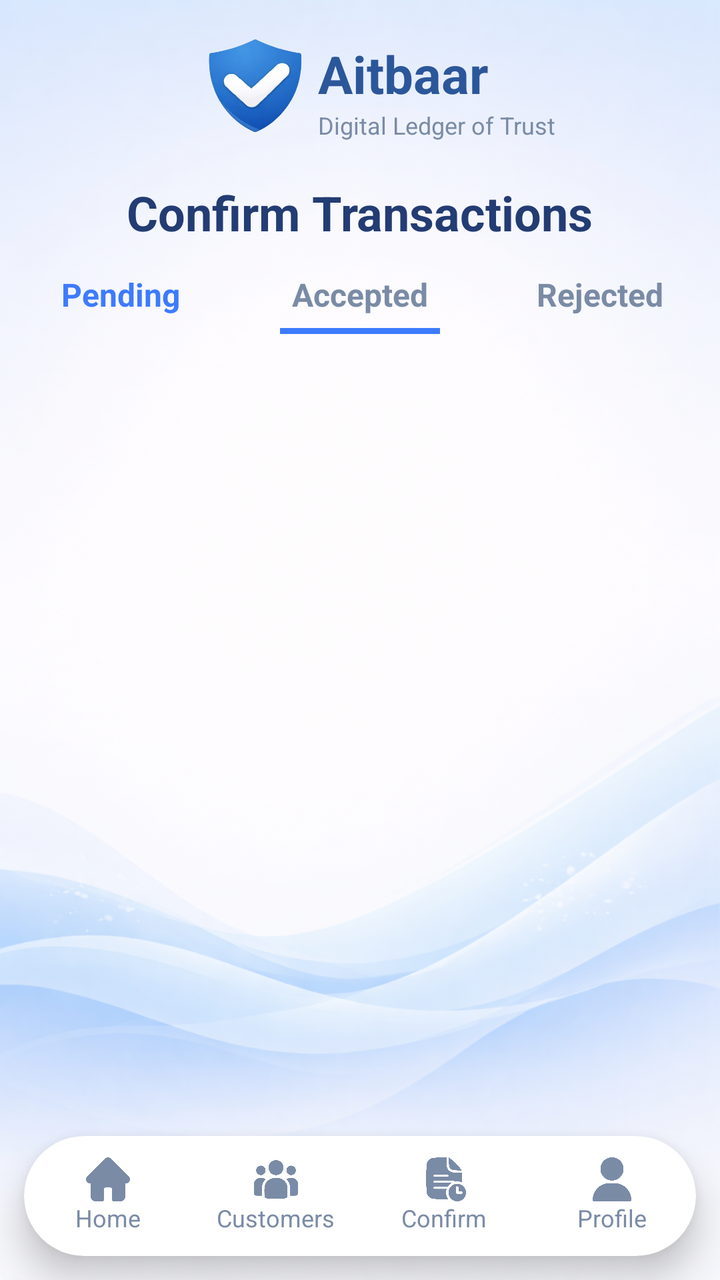
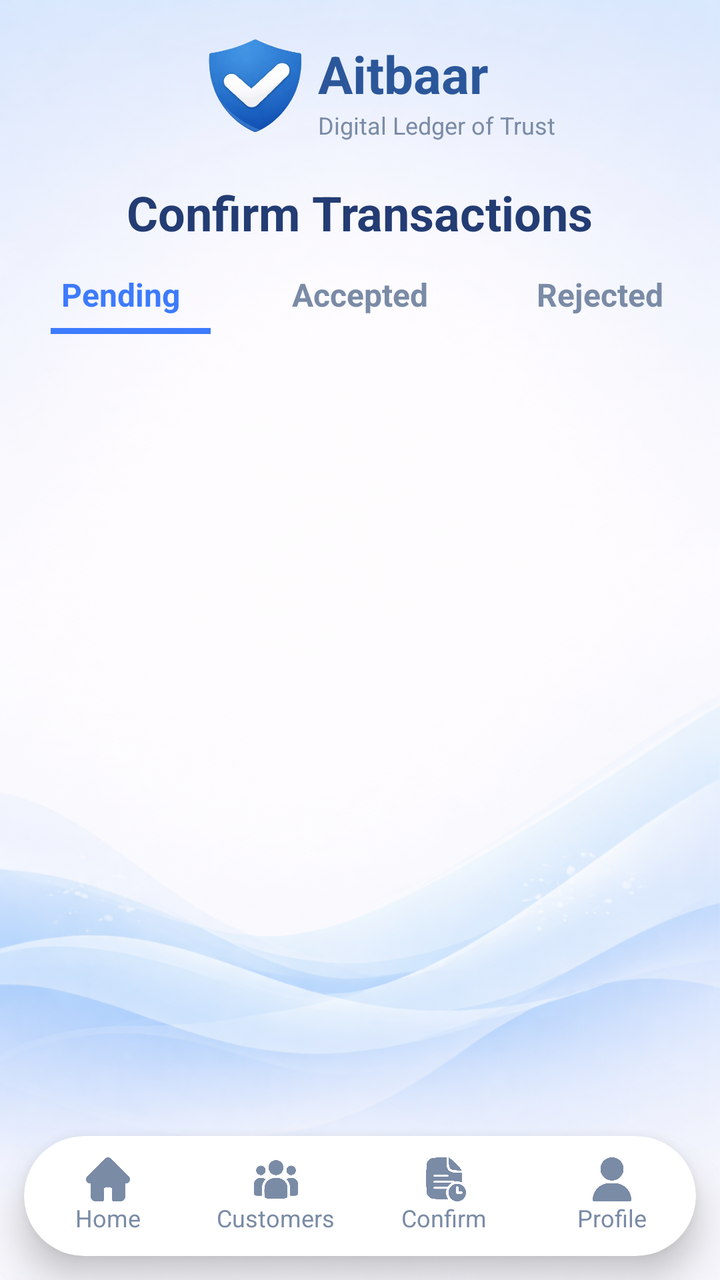

The first picture is an Android layout as it rendered before a commit; the second is the same layout after the commit. The layout source and the unified diff follow.
<!-- AndroidManifest.xml: application theme Theme.Aitbaar -->
<!-- res/layout/fragment_confirm.xml -->
<?xml version="1.0" encoding="utf-8"?>
<FrameLayout xmlns:android="http://schemas.android.com/apk/res/android"
    xmlns:app="http://schemas.android.com/apk/res-auto"
    xmlns:tools="http://schemas.android.com/tools"
    android:layout_width="match_parent"
    android:layout_height="match_parent"
    android:background="@drawable/aitbaar_background"
    tools:context=".ui.vendor.confirm.ConfirmFragment">


    <androidx.constraintlayout.widget.ConstraintLayout
        android:layout_width="match_parent"
        android:layout_height="match_parent">

        

        <LinearLayout
            android:id="@+id/topHeader"
            android:layout_width="wrap_content"
            android:layout_height="wrap_content"
            android:gravity="center"
            android:orientation="horizontal"
            app:layout_constraintEnd_toEndOf="parent"
            app:layout_constraintStart_toStartOf="parent"
            app:layout_constraintTop_toTopOf="parent">

            <ImageView
                android:layout_width="90dp"
                android:layout_height="90dp"
                android:src="@drawable/shield_aitbaar" />

            <LinearLayout
                android:layout_width="wrap_content"
                android:layout_height="wrap_content"
                android:layout_marginStart="-14dp"
                android:orientation="vertical">

                <TextView
                    android:layout_width="wrap_content"
                    android:layout_height="wrap_content"
                    android:text="Aitbaar"
                    android:textColor="#2B579A"
                    android:textSize="26sp"
                    android:textStyle="bold" />

                <TextView
                    android:layout_width="wrap_content"
                    android:layout_height="wrap_content"
                    android:text="Digital Ledger of Trust"
                    android:textColor="#7A8BA6"
                    android:textSize="12sp" />
            </LinearLayout>
        </LinearLayout>


        

        <TextView
            android:id="@+id/tvTitle"
            android:layout_width="wrap_content"
            android:layout_height="wrap_content"
            android:text="Confirm Transactions"
            android:textColor="#233C73"
            android:textSize="24sp"
            android:textStyle="bold"
            app:layout_constraintEnd_toEndOf="parent"
            app:layout_constraintStart_toStartOf="parent"
            app:layout_constraintTop_toBottomOf="@id/topHeader" />


        

        <LinearLayout
            android:id="@+id/tabContainer"
            android:layout_width="0dp"
            android:layout_height="wrap_content"
            android:layout_marginTop="14dp"
            android:gravity="center"
            android:orientation="horizontal"
            app:layout_constraintEnd_toEndOf="parent"
            app:layout_constraintStart_toStartOf="parent"
            app:layout_constraintTop_toBottomOf="@id/tvTitle">

            <TextView
                android:id="@+id/tabPending"
                android:layout_width="0dp"
                android:layout_height="wrap_content"
                android:layout_weight="1"
                android:gravity="center"
                android:text="Pending"
                android:textColor="#3D7BFF"
                android:textSize="16sp"
                android:textStyle="bold" />

            <TextView
                android:id="@+id/tabAccepted"
                android:layout_width="0dp"
                android:layout_height="wrap_content"
                android:layout_weight="1"
                android:gravity="center"
                android:text="Accepted"
                android:textStyle="bold"
                android:textColor="#7A8BA6"
                android:textSize="16sp" />

            <TextView
                android:id="@+id/tabRejected"
                android:layout_width="0dp"
                android:layout_height="wrap_content"
                android:layout_weight="1"
                android:gravity="center"
                android:text="Rejected"
                android:textStyle="bold"
                android:textColor="#7A8BA6"
                android:textSize="16sp" />
        </LinearLayout>

        
        <View
            android:id="@+id/tabIndicator"
            android:layout_width="80dp"
            android:layout_height="3dp"
            android:layout_marginTop="6dp"
            android:background="#3D7BFF"
            app:layout_constraintEnd_toEndOf="parent"
            app:layout_constraintStart_toStartOf="parent"
            app:layout_constraintTop_toBottomOf="@id/tabContainer" />


        

        <androidx.recyclerview.widget.RecyclerView
            android:id="@+id/rvConfirmTransactions"
            android:layout_width="0dp"
            android:layout_height="0dp"
            android:clipToPadding="false"
            android:paddingHorizontal="12dp"
            app:layout_constraintBottom_toTopOf="@id/vendorBottomNav"
            app:layout_constraintEnd_toEndOf="parent"
            app:layout_constraintStart_toStartOf="parent"
            app:layout_constraintTop_toBottomOf="@id/tabIndicator" />


        
        <androidx.cardview.widget.CardView
            android:id="@+id/vendorBottomNav"
            android:layout_width="match_parent"
            android:layout_height="60dp"
            android:layout_gravity="bottom"
            android:layout_margin="12dp"
            app:cardBackgroundColor="#FFFFFF"
            app:cardCornerRadius="30dp"
            app:cardElevation="10dp"
            app:layout_constraintBottom_toBottomOf="parent"
            app:layout_constraintEnd_toEndOf="parent"
            app:layout_constraintStart_toStartOf="parent">

            <LinearLayout
                android:layout_width="match_parent"
                android:layout_height="match_parent"
                android:gravity="center"
                android:orientation="horizontal"
                android:weightSum="4">

                
                <LinearLayout
                    android:id="@+id/tabHome"
                    android:layout_width="0dp"
                    android:layout_height="match_parent"
                    android:layout_weight="1"
                    android:gravity="center"
                    android:orientation="vertical">

                    <ImageView
                        android:layout_width="22dp"
                        android:layout_height="22dp"
                        android:src="@drawable/home"
                        app:tint="#7A8BA6" />

                    <TextView
                        android:layout_width="wrap_content"
                        android:layout_height="wrap_content"
                        android:text="Home"
                        android:textColor="#7A8BA6"
                        android:textSize="12sp" />
                </LinearLayout>

                
                <LinearLayout
                    android:id="@+id/tabCustomers"
                    android:layout_width="0dp"
                    android:layout_height="match_parent"
                    android:layout_weight="1"
                    android:gravity="center"
                    android:orientation="vertical">

                    <ImageView
                        android:layout_width="22dp"
                        android:layout_height="22dp"
                        android:src="@drawable/customer"
                        app:tint="#7A8BA6" />

                    <TextView
                        android:layout_width="wrap_content"
                        android:layout_height="wrap_content"
                        android:text="Customers"
                        android:textColor="#7A8BA6"
                        android:textSize="12sp" />
                </LinearLayout>

                
                <LinearLayout
                    android:id="@+id/tabConfirm"
                    android:layout_width="0dp"
                    android:layout_height="match_parent"
                    android:layout_weight="1"
                    android:gravity="center"
                    android:orientation="vertical">

                    <ImageView
                        android:id="@+id/iconConfirm"
                        android:layout_width="22dp"
                        android:layout_height="22dp"
                        android:src="@drawable/pending"
                        app:tint="#7A8BA6" />

                    <TextView
                        android:layout_width="wrap_content"
                        android:layout_height="wrap_content"
                        android:text="Confirm"
                        android:textColor="#7A8BA6"
                        android:textSize="12sp" />
                </LinearLayout>

                
                <LinearLayout
                    android:id="@+id/tabProfile"
                    android:layout_width="0dp"
                    android:layout_height="match_parent"
                    android:layout_weight="1"
                    android:gravity="center"
                    android:orientation="vertical">

                    <ImageView
                        android:layout_width="22dp"
                        android:layout_height="22dp"
                        android:src="@drawable/profile_user"
                        app:tint="#7A8BA6" />

                    <TextView
                        android:layout_width="wrap_content"
                        android:layout_height="wrap_content"
                        android:text="Profile"
                        android:textColor="#7A8BA6"
                        android:textSize="12sp" />
                </LinearLayout>

            </LinearLayout>
        </androidx.cardview.widget.CardView>

    </androidx.constraintlayout.widget.ConstraintLayout>

</FrameLayout>
<!-- resources referenced by this layout -->
<resources>
  <!-- drawable aitbaar_background: png bitmap (drawable, 940389 bytes) -->
  <!-- drawable customer: png bitmap (drawable, 12714 bytes) -->
  <!-- drawable home: png bitmap (drawable, 6624 bytes) -->
  <!-- drawable pending: png bitmap (drawable, 14109 bytes) -->
  <!-- drawable profile_user: png bitmap (drawable, 9600 bytes) -->
  <!-- drawable shield_aitbaar: png bitmap (drawable, 76209 bytes) -->
  <style name="Theme.Aitbaar" parent="Base.Theme.Aitbaar" />
  <style name="Base.Theme.Aitbaar" parent="Theme.Material3.Light.NoActionBar">
          
          
      </style>
</resources>

<!-- the commit's change to res/layout/fragment_confirm.xml (unified diff, before → after) -->
@@ -7,12 +7,9 @@
     android:background="@drawable/aitbaar_background"
     tools:context=".ui.vendor.confirm.ConfirmFragment">
 
-
     <androidx.constraintlayout.widget.ConstraintLayout
         android:layout_width="match_parent"
         android:layout_height="match_parent">
-
-        
 
         <LinearLayout
             android:id="@+id/topHeader"
@@ -52,9 +49,6 @@
             </LinearLayout>
         </LinearLayout>
 
-
-        
-
         <TextView
             android:id="@+id/tvTitle"
             android:layout_width="wrap_content"
@@ -67,9 +61,6 @@
             app:layout_constraintStart_toStartOf="parent"
             app:layout_constraintTop_toBottomOf="@id/topHeader" />
 
-
-        
-
         <LinearLayout
             android:id="@+id/tabContainer"
             android:layout_width="0dp"
@@ -99,9 +90,9 @@
                 android:layout_weight="1"
                 android:gravity="center"
                 android:text="Accepted"
-                android:textStyle="bold"
                 android:textColor="#7A8BA6"
-                android:textSize="16sp" />
+                android:textSize="16sp"
+                android:textStyle="bold" />
 
             <TextView
                 android:id="@+id/tabRejected"
@@ -110,12 +101,11 @@
                 android:layout_weight="1"
                 android:gravity="center"
                 android:text="Rejected"
-                android:textStyle="bold"
                 android:textColor="#7A8BA6"
-                android:textSize="16sp" />
+                android:textSize="16sp"
+                android:textStyle="bold" />
         </LinearLayout>
 
-        
         <View
             android:id="@+id/tabIndicator"
             android:layout_width="80dp"
@@ -123,11 +113,9 @@
             android:layout_marginTop="6dp"
             android:background="#3D7BFF"
             app:layout_constraintEnd_toEndOf="parent"
+            app:layout_constraintHorizontal_bias="0.09"
             app:layout_constraintStart_toStartOf="parent"
             app:layout_constraintTop_toBottomOf="@id/tabContainer" />
-
-
-        
 
         <androidx.recyclerview.widget.RecyclerView
             android:id="@+id/rvConfirmTransactions"
@@ -140,8 +128,20 @@
             app:layout_constraintStart_toStartOf="parent"
             app:layout_constraintTop_toBottomOf="@id/tabIndicator" />
 
-
-        
+        <TextView
+            android:id="@+id/tvEmptyState"
+            android:layout_width="wrap_content"
+            android:layout_height="wrap_content"
+            android:text="No pending transactions"
+            android:textColor="#7A8BA6"
+            android:textSize="16sp"
+            android:textStyle="bold"
+            android:visibility="gone"
+            app:layout_constraintBottom_toTopOf="@id/vendorBottomNav"
+            app:layout_constraintEnd_toEndOf="parent"
+            app:layout_constraintStart_toStartOf="parent"
+            app:layout_constraintTop_toBottomOf="@id/tabIndicator" />
+
         <androidx.cardview.widget.CardView
             android:id="@+id/vendorBottomNav"
             android:layout_width="match_parent"
@@ -162,7 +162,6 @@
                 android:orientation="horizontal"
                 android:weightSum="4">
 
-                
                 <LinearLayout
                     android:id="@+id/tabHome"
                     android:layout_width="0dp"
@@ -185,7 +184,6 @@
                         android:textSize="12sp" />
                 </LinearLayout>
 
-                
                 <LinearLayout
                     android:id="@+id/tabCustomers"
                     android:layout_width="0dp"
@@ -208,7 +206,6 @@
                         android:textSize="12sp" />
                 </LinearLayout>
 
-                
                 <LinearLayout
                     android:id="@+id/tabConfirm"
                     android:layout_width="0dp"
@@ -232,7 +229,6 @@
                         android:textSize="12sp" />
                 </LinearLayout>
 
-                
                 <LinearLayout
                     android:id="@+id/tabProfile"
                     android:layout_width="0dp"
@@ -259,5 +255,4 @@
         </androidx.cardview.widget.CardView>
 
     </androidx.constraintlayout.widget.ConstraintLayout>
-
 </FrameLayout>
